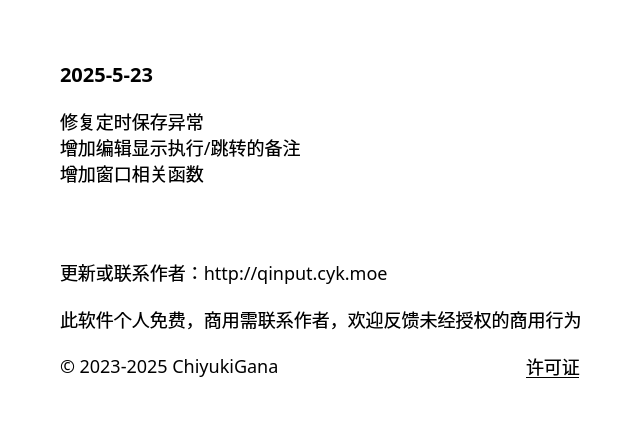
First picture: the form in source/ui/AboutUi.ui, repository ChiyukiGana/Quickinput, before the edit.
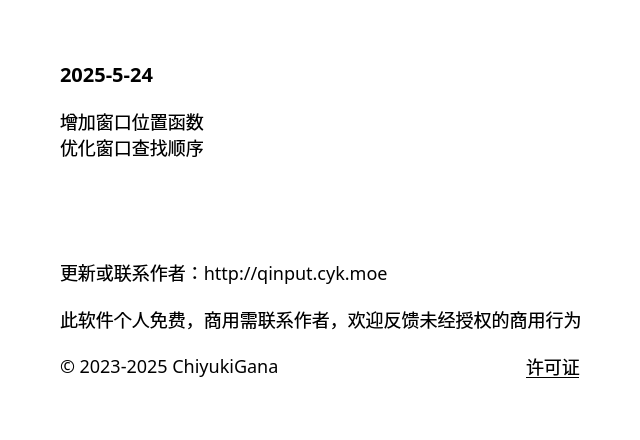
Second picture: the form after the edit.

Patch:
```diff
--- a/source/ui/AboutUi.ui
+++ b/source/ui/AboutUi.ui
@@ -91,7 +91,7 @@
          <string notr="true">font-size:20px</string>
         </property>
         <property name="text">
-         <string>2025-5-23</string>
+         <string>2025-5-24</string>
         </property>
         <property name="textFormat">
          <enum>Qt::PlainText</enum>
@@ -107,9 +107,8 @@
          </sizepolicy>
         </property>
         <property name="text">
-         <string>修复定时保存异常
-增加编辑显示执行/跳转的备注
-增加窗口相关函数</string>
+         <string>增加窗口位置函数
+优化窗口查找顺序</string>
         </property>
         <property name="textFormat">
          <enum>Qt::PlainText</enum>
```
